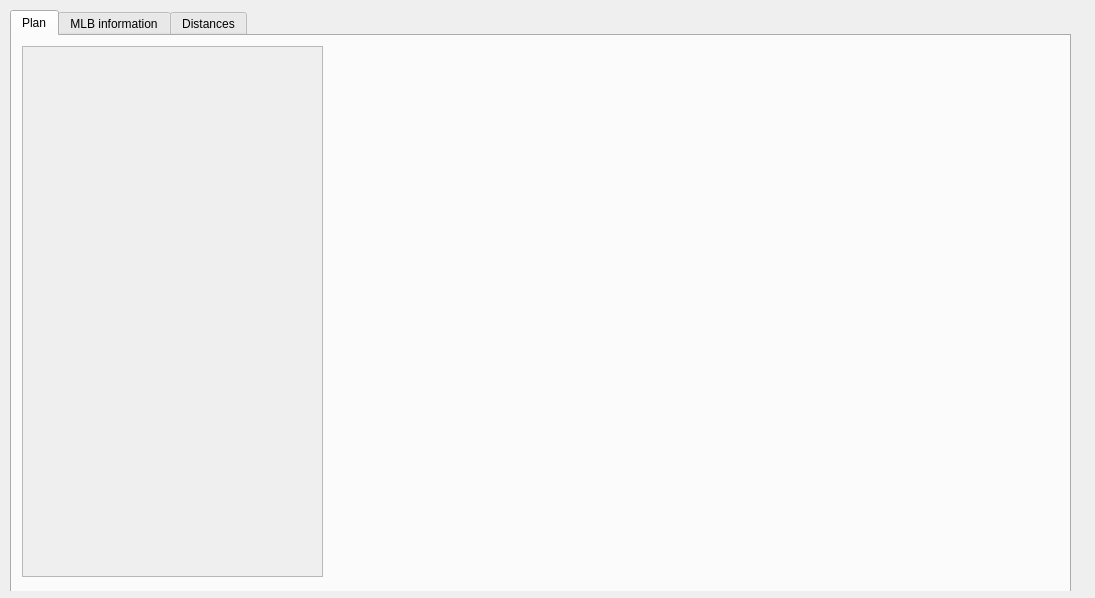
First picture: the form in tripplanner.ui, repository rizzi-trevor/Proj2TempRepo, before the edit.
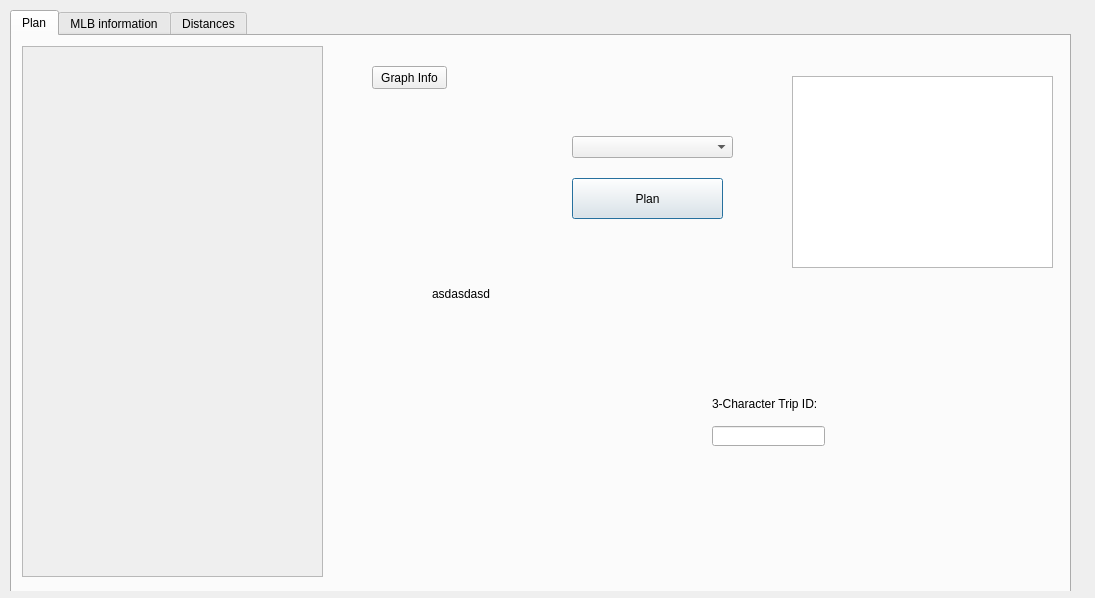
Second picture: the form after the edit.

What changed in the file:
```diff
--- a/tripplanner.ui
+++ b/tripplanner.ui
@@ -61,6 +61,88 @@
        </property>
       </widget>
      </widget>
+     <widget class="QPushButton" name="planButton">
+      <property name="geometry">
+       <rect>
+        <x>560</x>
+        <y>142</y>
+        <width>151</width>
+        <height>41</height>
+       </rect>
+      </property>
+      <property name="text">
+       <string>Plan</string>
+      </property>
+     </widget>
+     <widget class="QComboBox" name="colName">
+      <property name="geometry">
+       <rect>
+        <x>560</x>
+        <y>100</y>
+        <width>161</width>
+        <height>22</height>
+       </rect>
+      </property>
+     </widget>
+     <widget class="QLabel" name="warningLabel">
+      <property name="geometry">
+       <rect>
+        <x>420</x>
+        <y>250</y>
+        <width>161</width>
+        <height>16</height>
+       </rect>
+      </property>
+      <property name="text">
+       <string>asdasdasd</string>
+      </property>
+     </widget>
+     <widget class="QLabel" name="label_2">
+      <property name="geometry">
+       <rect>
+        <x>700</x>
+        <y>360</y>
+        <width>121</width>
+        <height>16</height>
+       </rect>
+      </property>
+      <property name="text">
+       <string>3-Character Trip ID:</string>
+      </property>
+     </widget>
+     <widget class="QLineEdit" name="trip">
+      <property name="geometry">
+       <rect>
+        <x>700</x>
+        <y>390</y>
+        <width>113</width>
+        <height>20</height>
+       </rect>
+      </property>
+     </widget>
+     <widget class="QTableView" name="window">
+      <property name="geometry">
+       <rect>
+        <x>780</x>
+        <y>40</y>
+        <width>261</width>
+        <height>192</height>
+       </rect>
+      </property>
+     </widget>
+     <widget class="QPushButton" name="graphInfo">
+      <property name="geometry">
+       <rect>
+        <x>360</x>
+        <y>30</y>
+        <width>75</width>
+        <height>23</height>
+       </rect>
+      </property>
+      <property name="text">
+       <string>Graph Info</string>
+      </property>
+     </widget>
     </widget>
     <widget class="QWidget" name="tab">
      <attribute name="title">
```
Left out of the diff: 33 changed lines with no effect on the pictures.
